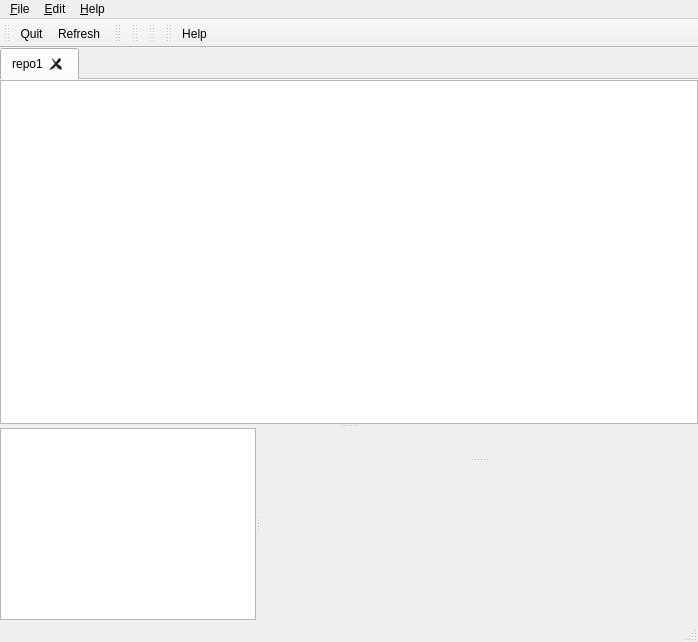
First picture: the form in tortoisehg/hgqt/workbench.ui, repository velorientc/git_test7, before the edit.
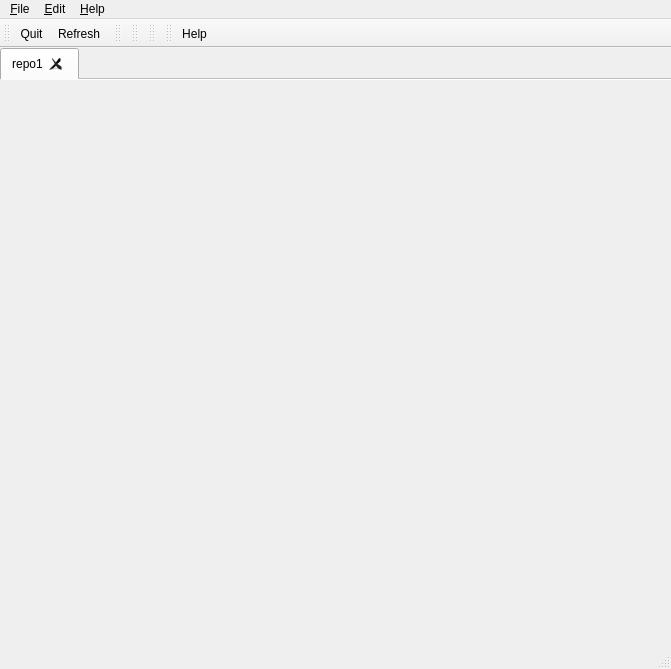
Second picture: the form after the edit. Custom widgets are drawn as their Qt base class.

Commit message:
extract new class RepoWidget from workbench.py
TODO: rewire toolbar buttons in workbench

```diff
--- a/tortoisehg/hgqt/workbench.ui
+++ b/tortoisehg/hgqt/workbench.ui
@@ -6,8 +6,8 @@
    <rect>
     <x>0</x>
     <y>0</y>
-    <width>698</width>
-    <height>642</height>
+    <width>671</width>
+    <height>669</height>
    </rect>
   </property>
   <property name="windowTitle">
@@ -39,179 +39,6 @@
        <attribute name="title">
         <string>repo1</string>
        </attribute>
-       <layout class="QVBoxLayout" name="verticalLayout_3">
-        <property name="spacing">
-         <number>0</number>
-        </property>
-        <property name="margin">
-         <number>0</number>
-        </property>
-        <item>
-         <widget class="QSplitter" name="revisions_splitter">
-          <property name="orientation">
-           <enum>Qt::Vertical</enum>
-          </property>
-          <widget class="HgRepoView" name="tableView_revisions">
-           <property name="sizePolicy">
-            <sizepolicy hsizetype="Expanding" vsizetype="Expanding">
-             <horstretch>0</horstretch>
-             <verstretch>1</verstretch>
-            </sizepolicy>
-           </property>
-           <property name="frameShape">
-            <enum>QFrame::StyledPanel</enum>
-           </property>
-          </widget>
-          <widget class="QFrame" name="frame_maincontent">
-           <property name="sizePolicy">
-            <sizepolicy hsizetype="Preferred" vsizetype="Expanding">
-             <horstretch>0</horstretch>
-             <verstretch>0</verstretch>
-            </sizepolicy>
-           </property>
-           <property name="frameShape">
-            <enum>QFrame::NoFrame</enum>
-           </property>
-           <property name="frameShadow">
-            <enum>QFrame::Plain</enum>
-           </property>
-           <layout class="QVBoxLayout" name="verticalLayout_2">
-            <property name="spacing">
-             <number>0</number>
-            </property>
-            <property name="margin">
-             <number>0</number>
-            </property>
-            <item>
-             <widget class="QSplitter" name="filelist_splitter">
-              <property name="sizePolicy">
-               <sizepolicy hsizetype="Expanding" vsizetype="Expanding">
-                <horstretch>0</horstretch>
-                <verstretch>0</verstretch>
-               </sizepolicy>
-              </property>
-              <property name="orientation">
-               <enum>Qt::Horizontal</enum>
-              </property>
-              <property name="childrenCollapsible">
-               <bool>false</bool>
-              </property>
-              <widget class="HgFileListView" name="tableView_filelist"/>
-              <widget class="QFrame" name="frame">
-               <property name="sizePolicy">
-                <sizepolicy hsizetype="Preferred" vsizetype="Preferred">
-                 <horstretch>1</horstretch>
-                 <verstretch>0</verstretch>
-                </sizepolicy>
-               </property>
-               <property name="frameShape">
-                <enum>QFrame::NoFrame</enum>
-               </property>
-               <layout class="QVBoxLayout" name="verticalLayout">
-                <property name="spacing">
-                 <number>0</number>
-                </property>
-                <property name="sizeConstraint">
-                 <enum>QLayout::SetDefaultConstraint</enum>
-                </property>
-                <property name="margin">
-                 <number>0</number>
-                </property>
-                <item>
-                 <widget class="RevDisplay" name="textview_header" native="true">
-                  <property name="sizePolicy">
-                   <sizepolicy hsizetype="Expanding" vsizetype="Minimum">
-                    <horstretch>0</horstretch>
-                    <verstretch>0</verstretch>
-                   </sizepolicy>
-                  </property>
-                  <property name="minimumSize">
-                   <size>
-                    <width>0</width>
-                    <height>0</height>
-                   </size>
-                  </property>
-                  <property name="font">
-                   <font>
-                    <pointsize>8</pointsize>
-                   </font>
-                  </property>
-                 </widget>
-                </item>
-                <item>
-                 <widget class="QSplitter" name="message_splitter">
-                  <property name="sizePolicy">
-                   <sizepolicy hsizetype="Preferred" vsizetype="Expanding">
-                    <horstretch>0</horstretch>
-                    <verstretch>0</verstretch>
-                   </sizepolicy>
-                  </property>
-                  <property name="minimumSize">
-                   <size>
-                    <width>50</width>
-                    <height>50</height>
-                   </size>
-                  </property>
-                  <property name="frameShape">
-                   <enum>QFrame::NoFrame</enum>
-                  </property>
-                  <property name="lineWidth">
-                   <number>0</number>
-                  </property>
-                  <property name="midLineWidth">
-                   <number>0</number>
-                  </property>
-                  <property name="orientation">
-                   <enum>Qt::Vertical</enum>
-                  </property>
-                  <property name="opaqueResize">
-                   <bool>true</bool>
-                  </property>
-                  <widget class="RevMessage" name="message" native="true">
-                   <property name="sizePolicy">
-                    <sizepolicy hsizetype="Expanding" vsizetype="Expanding">
-                     <horstretch>0</horstretch>
-                     <verstretch>0</verstretch>
-                    </sizepolicy>
-                   </property>
-                   <property name="minimumSize">
-                    <size>
-                     <width>0</width>
-                     <height>0</height>
-                    </size>
-                   </property>
-                   <property name="font">
-                    <font>
-                     <family>Courier</family>
-                     <pointsize>9</pointsize>
-                    </font>
-                   </property>
-                  </widget>
-                  <widget class="HgFileView" name="textview_status" native="true">
-                   <property name="sizePolicy">
-                    <sizepolicy hsizetype="Expanding" vsizetype="Expanding">
-                     <horstretch>0</horstretch>
-                     <verstretch>1</verstretch>
-                    </sizepolicy>
-                   </property>
-                   <property name="minimumSize">
-                    <size>
-                     <width>0</width>
-                     <height>0</height>
-                    </size>
-                   </property>
-                  </widget>
-                 </widget>
-                </item>
-               </layout>
-              </widget>
-             </widget>
-            </item>
-           </layout>
-          </widget>
-         </widget>
-        </item>
-       </layout>
       </widget>
      </widget>
     </item>
@@ -222,7 +49,7 @@
     <rect>
      <x>0</x>
      <y>0</y>
-     <width>698</width>
+     <width>671</width>
      <height>19</height>
     </rect>
    </property>
@@ -359,35 +186,6 @@
    </property>
   </action>
  </widget>
- <customwidgets>
-  <customwidget>
-   <class>HgRepoView</class>
-   <extends>QTableView</extends>
-   <header>repoview.h</header>
-  </customwidget>
-  <customwidget>
-   <class>RevDisplay</class>
-   <extends>QWidget</extends>
-   <header>changeset.h</header>
-  </customwidget>
-  <customwidget>
-   <class>HgFileListView</class>
-   <extends>QTableView</extends>
-   <header>filelistview.h</header>
-  </customwidget>
-  <customwidget>
-   <class>HgFileView</class>
-   <extends>QWidget</extends>
-   <header>fileview.h</header>
-   <container>1</container>
-  </customwidget>
-  <customwidget>
-   <class>RevMessage</class>
-   <extends>QWidget</extends>
-   <header>changeset.h</header>
-   <container>1</container>
-  </customwidget>
- </customwidgets>
  <resources>
   <include location="workbench.qrc"/>
  </resources>
```
The commit also changes 6 other files.
